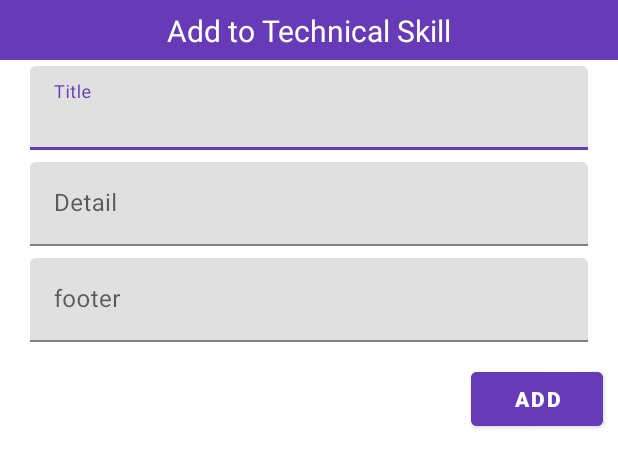
After one commit to alemuaddisu/personal_CV, an Android app: the layout layout_dialogue.xml on its own in the app's theme, with its tools: preview values and no code run, on a phone screen of 412 x 824 dp. The commit adds this screen. Shown: the top 467 px of the screen. Run offline under Robolectric (Android 15) with nearby library versions, the phone set to English and light mode, and no system bars.

Commit message:
add technical skill

```diff
--- a/app/build.gradle
+++ b/app/build.gradle
@@ -1,6 +1,7 @@
 plugins {
     id 'com.android.application'
     id 'org.jetbrains.kotlin.android'
+    id 'kotlin-kapt'
 }
 apply plugin : "kotlin-android"
 apply plugin : "kotlin-android-extensions"
@@ -34,6 +35,7 @@ android {
     }
     buildFeatures {
         viewBinding true
+        dataBinding true
     }
 }
 
--- a/app/src/main/AndroidManifest.xml
+++ b/app/src/main/AndroidManifest.xml
@@ -13,10 +13,10 @@
             android:name=".RegisterActivity"
             android:exported="false" />
         <activity
-            android:name=".MainActivity"
+            android:name=".LoginActivity"
             android:exported="false" />
         <activity
-            android:name=".LoginActivity"
+            android:name=".MainActivity"
             android:exported="true"
             android:label="@string/app_name"
             android:theme="@style/Theme.Personal_CV.NoActionBar">
--- /dev/null
+++ b/app/src/main/res/drawable/ic_baseline_add_circle_outline_24.xml
@@ -0,0 +1,5 @@
+<vector android:height="48dp" android:tint="#FFFFFF"
+    android:viewportHeight="24" android:viewportWidth="24"
+    android:width="48dp" xmlns:android="http://schemas.android.com/apk/res/android">
+    <path android:fillColor="@android:color/white" android:pathData="M13,7h-2v4L7,11v2h4v4h2v-4h4v-2h-4L13,7zM12,2C6.48,2 2,6.48 2,12s4.48,10 10,10 10,-4.48 10,-10S17.52,2 12,2zM12,20c-4.41,0 -8,-3.59 -8,-8s3.59,-8 8,-8 8,3.59 8,8 -3.59,8 -8,8z"/>
+</vector>
--- /dev/null
+++ b/app/src/main/res/layout/layout_dialogue.xml
@@ -0,0 +1,104 @@
+<?xml version="1.0" encoding="utf-8"?>
+<layout xmlns:tools="http://schemas.android.com/tools"
+    xmlns:android="http://schemas.android.com/apk/res/android"
+    xmlns:app="http://schemas.android.com/apk/res-auto"
+
+    >
+
+    <androidx.constraintlayout.widget.ConstraintLayout
+        android:layout_width="match_parent"
+        android:layout_height="wrap_content">
+
+        <View
+            android:id="@+id/view"
+            android:layout_width="0dp"
+            android:layout_height="40dp"
+            android:background="#673AB7"
+            app:layout_constraintBottom_toBottomOf="parent"
+            app:layout_constraintEnd_toEndOf="parent"
+            app:layout_constraintHorizontal_bias="0.0"
+            app:layout_constraintStart_toStartOf="parent"
+            app:layout_constraintTop_toTopOf="parent"
+            app:layout_constraintVertical_bias="0.0" />
+
+        <TextView
+            android:id="@+id/textView4"
+            android:layout_width="wrap_content"
+            android:layout_height="wrap_content"
+            android:text="@string/dialogue_title"
+            android:textColor="@color/white"
+            android:textSize="20sp"
+            app:layout_constraintBottom_toBottomOf="@id/view"
+            app:layout_constraintEnd_toEndOf="@id/view"
+            app:layout_constraintStart_toStartOf="@id/view"
+            app:layout_constraintTop_toTopOf="@id/view" />
+
+        <LinearLayout
+            android:id="@+id/linearLayout2"
+            android:layout_width="match_parent"
+            android:layout_height="match_parent"
+            android:layout_marginStart="16dp"
+            android:layout_marginEnd="16dp"
+            android:orientation="vertical"
+            app:layout_constraintEnd_toEndOf="parent"
+            app:layout_constraintStart_toStartOf="parent"
+            app:layout_constraintTop_toBottomOf="@+id/view">
+
+            <com.google.android.material.textfield.TextInputLayout
+                android:id="@+id/textInputLayout"
+                android:layout_width="match_parent"
+                android:layout_height="wrap_content"
+                android:layout_margin="4dp"
+                android:hint="@string/new_title">
+
+                <com.google.android.material.textfield.TextInputEditText
+                    android:id="@+id/editTextTextEmailAddress"
+                    android:layout_width="match_parent"
+                    android:layout_height="wrap_content" />
+            </com.google.android.material.textfield.TextInputLayout>
+
+
+            <com.google.android.material.textfield.TextInputLayout
+                android:id="@+id/textInputLayout2"
+                android:layout_width="match_parent"
+                android:layout_height="wrap_content"
+                android:layout_margin="4dp"
+                android:hint="@string/new_detail"
+                tools:layout_editor_absoluteX="4dp">
+
+                <com.google.android.material.textfield.TextInputEditText
+                    android:id="@+id/newtitleView"
+                    android:layout_width="match_parent"
+                    android:layout_height="wrap_content" />
+            </com.google.android.material.textfield.TextInputLayout>
+
+            <com.google.android.material.textfield.TextInputLayout
+                android:layout_width="match_parent"
+                android:layout_height="wrap_content"
+                android:layout_margin="4dp"
+                android:hint="@string/new_footer">
+
+                <com.google.android.material.textfield.TextInputEditText
+                    android:id="@+id/newdetailView"
+                    android:layout_width="match_parent"
+                    android:layout_height="wrap_content" />
+            </com.google.android.material.textfield.TextInputLayout>
+
+
+        </LinearLayout>
+
+        <com.google.android.material.button.MaterialButton
+            android:id="@+id/btnOk"
+            android:layout_width="0dp"
+            android:layout_height="wrap_content"
+            android:layout_margin="10dp"
+            android:backgroundTint="#673AB7"
+            android:text="@string/ok"
+            android:textStyle="bold"
+            app:layout_constraintBottom_toBottomOf="parent"
+            app:layout_constraintEnd_toEndOf="parent"
+            app:layout_constraintTop_toBottomOf="@+id/linearLayout2" />
+
+    </androidx.constraintlayout.widget.ConstraintLayout>
+
+</layout>
--- a/app/src/main/res/values/colors.xml
+++ b/app/src/main/res/values/colors.xml
@@ -1,8 +1,8 @@
 <?xml version="1.0" encoding="utf-8"?>
 <resources>
     <color name="purple_200">#FFBB86FC</color>
-    <color name="purple_500">#FF6200EE</color>
-    <color name="purple_700">#FF3700B3</color>
+    <color name="purple_500">#673AB7</color>
+    <color name="purple_700">#673AB7</color>
     <color name="teal_200">#FF03DAC5</color>
     <color name="teal_700">#FF018786</color>
     <color name="black">#FF000000</color>
--- a/app/src/main/res/values/strings.xml
+++ b/app/src/main/res/values/strings.xml
@@ -70,7 +70,15 @@
     <string name="contact_me">Contact Me ...</string>
     <string name="location">G2O, IT Services and IT Consulting Dublin, OH</string>
     <string name="email_t">email</string>
+
     <string name="register_tittle">Create account</string>
+    <string name="dialogue_title">Add to Technical Skill</string>
+
+
+    <string name="ok">Add</string>
+    <string name="new_title">Title</string>
+    <string name="new_detail">Detail</string>
+    <string name="new_footer">footer</string>
 
 
 </resources>
```
Also changed, not shown: app/src/main/java/com/miu/aalemu/personal_cv/MainActivity.kt (+24 -0 lines), app/src/main/java/com/miu/aalemu/personal_cv/ui/main/Work.kt (+39 -0 lines), app/src/main/res/layout/activity_login.xml (+7 -13 lines), app/src/main/res/layout/fragment_work.xml (+25 -6 lines).
